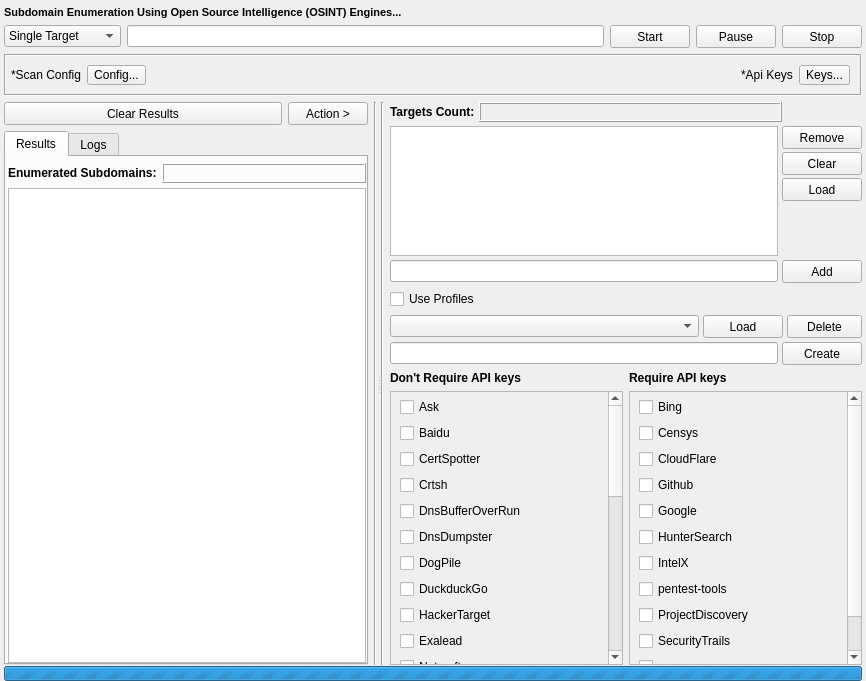
Old version of the form gui/src/engines/osint/Osint.ui in the repository 3nock/OTE.
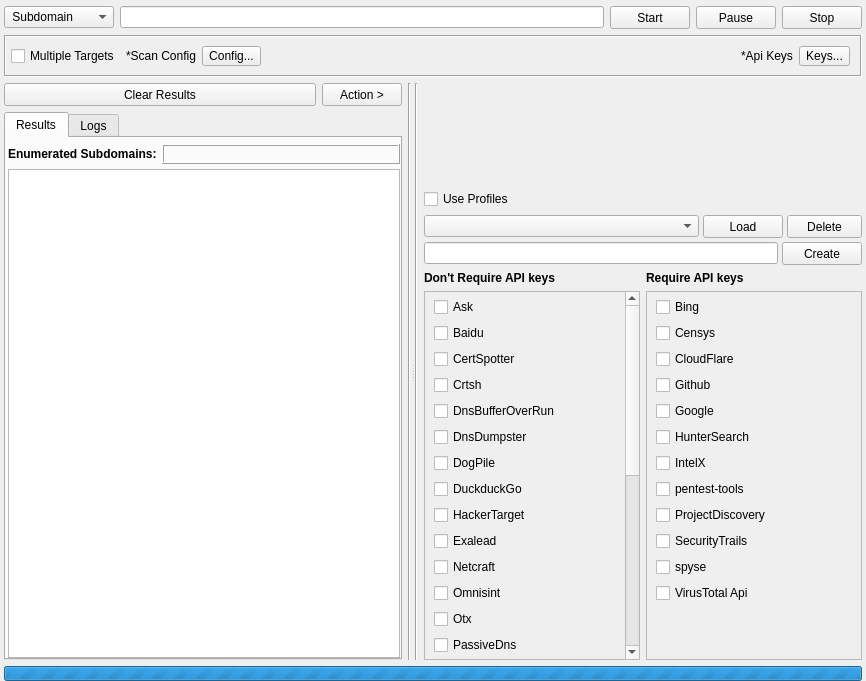
New version of the form. Custom widgets are drawn as their Qt base class.

Diff of the .ui file:
```diff
--- a/gui/src/engines/osint/Osint.ui
+++ b/gui/src/engines/osint/Osint.ui
@@ -29,40 +29,22 @@
    <property name="bottomMargin">
     <number>0</number>
    </property>
-   <item>
-    <widget class="QLabel" name="label_5">
-     <property name="sizePolicy">
-      <sizepolicy hsizetype="Preferred" vsizetype="Maximum">
-       <horstretch>0</horstretch>
-       <verstretch>0</verstretch>
-      </sizepolicy>
-     </property>
-     <property name="font">
-      <font>
-       <family>MS Shell Dlg 2</family>
-       <pointsize>8</pointsize>
-       <weight>75</weight>
-       <bold>true</bold>
-      </font>
-     </property>
-     <property name="styleSheet">
-      <string notr="true"/>
-     </property>
-     <property name="text">
-      <string>Subdomain Enumeration Using Open Source Intelligence (OSINT) Engines...</string>
-     </property>
-    </widget>
-   </item>
    <item>
     <layout class="QHBoxLayout" name="horizontalLayout_4">
      <item>
       <widget class="QComboBox" name="comboBox_target">
        <property name="minimumSize">
         <size>
-         <width>100</width>
+         <width>110</width>
          <height>20</height>
         </size>
        </property>
+       <property name="maximumSize">
+        <size>
+         <width>110</width>
+         <height>16777215</height>
+        </size>
+       </property>
        <property name="focusPolicy">
         <enum>Qt::NoFocus</enum>
        </property>
@@ -74,7 +56,7 @@
        </property>
        <item>
         <property name="text">
-         <string>Single Target</string>
+         <string> Subdomain</string>
         </property>
        </item>
        <item>
@@ -210,6 +192,13 @@
       <property name="rightMargin">
        <number>10</number>
       </property>
+      <item>
+       <widget class="QCheckBox" name="checkBoxMultipleTargets">
+        <property name="text">
+         <string>Multiple Targets</string>
+        </property>
+       </widget>
+      </item>
       <item>
        <widget class="QLabel" name="label">
         <property name="text">
@@ -278,11 +267,6 @@
     </widget>
    </item>
    <item>
-    <layout class="QVBoxLayout" name="verticalLayout_4">
-     <property name="spacing">
-      <number>1</number>
-     </property>
-     <item>
       <widget class="QSplitter" name="splitter">
        <property name="orientation">
         <enum>Qt::Horizontal</enum>
@@ -430,6 +414,9 @@
                    <property name="frameShadow">
                     <enum>QFrame::Raised</enum>
                    </property>
+                 <property name="midLineWidth">
+                  <number>0</number>
+                 </property>
                    <property name="text">
                     <string/>
                    </property>
@@ -594,251 +581,19 @@
           </widget>
          </item>
          <item>
-          <layout class="QVBoxLayout" name="verticalLayout_10">
+        <layout class="QVBoxLayout" name="verticalLayout_4">
            <item>
-            <widget class="QFrame" name="frame_targets">
-             <property name="frameShape">
-              <enum>QFrame::NoFrame</enum>
-             </property>
-             <property name="frameShadow">
-              <enum>QFrame::Sunken</enum>
-             </property>
-             <layout class="QVBoxLayout" name="verticalLayout_16">
-              <property name="spacing">
-               <number>4</number>
-              </property>
-              <property name="leftMargin">
-               <number>0</number>
-              </property>
-              <property name="topMargin">
-               <number>0</number>
-              </property>
-              <property name="rightMargin">
-               <number>0</number>
-              </property>
-              <property name="bottomMargin">
-               <number>0</number>
-              </property>
-              <item>
-               <layout class="QHBoxLayout" name="horizontalLayout_10">
-                <item>
-                 <widget class="QLabel" name="label_8">
-                  <property name="sizePolicy">
-                   <sizepolicy hsizetype="Maximum" vsizetype="Preferred">
-                    <horstretch>0</horstretch>
-                    <verstretch>0</verstretch>
-                   </sizepolicy>
-                  </property>
-                  <property name="minimumSize">
-                   <size>
-                    <width>70</width>
-                    <height>0</height>
-                   </size>
-                  </property>
-                  <property name="font">
-                   <font>
-                    <weight>75</weight>
-                    <bold>true</bold>
-                   </font>
-                  </property>
-                  <property name="styleSheet">
-                   <string notr="true"/>
-                  </property>
-                  <property name="text">
-                   <string>Targets Count:</string>
-                  </property>
-                 </widget>
-                </item>
-                <item>
-                 <widget class="QLabel" name="label_targetsCount">
+          <widget class="InputWidget" name="targets" native="true">
                   <property name="minimumSize">
                    <size>
                     <width>0</width>
-                    <height>0</height>
-                   </size>
-                  </property>
-                  <property name="styleSheet">
-                   <string notr="true"/>
-                  </property>
-                  <property name="frameShape">
-                   <enum>QFrame::Box</enum>
-                  </property>
-                  <property name="frameShadow">
-                   <enum>QFrame::Raised</enum>
-                  </property>
-                  <property name="text">
-                   <string/>
-                  </property>
+             <height>100</height>
+            </size>
+           </property>
                  </widget>
                 </item>
                 <item>
-                 <spacer name="horizontalSpacer_2">
-                  <property name="orientation">
-                   <enum>Qt::Horizontal</enum>
-                  </property>
-                  <property name="sizeType">
-                   <enum>QSizePolicy::Fixed</enum>
-                  </property>
-                  <property name="sizeHint" stdset="0">
-                   <size>
-                    <width>80</width>
-                    <height>20</height>
-                   </size>
-                  </property>
-                 </spacer>
-                </item>
-               </layout>
-              </item>
-              <item>
-               <layout class="QHBoxLayout" name="horizontalLayout_11">
-                <item>
-                 <widget class="QListWidget" name="listWidget_targets">
-                  <property name="focusPolicy">
-                   <enum>Qt::NoFocus</enum>
-                  </property>
-                  <property name="styleSheet">
-                   <string notr="true"/>
-                  </property>
-                  <property name="editTriggers">
-                   <set>QAbstractItemView::DoubleClicked</set>
-                  </property>
-                  <property name="selectionMode">
-                   <enum>QAbstractItemView::ExtendedSelection</enum>
-                  </property>
-                  <property name="verticalScrollMode">
-                   <enum>QAbstractItemView::ScrollPerPixel</enum>
-                  </property>
-                  <property name="horizontalScrollMode">
-                   <enum>QAbstractItemView::ScrollPerPixel</enum>
-                  </property>
-                 </widget>
-                </item>
-                <item>
-                 <layout class="QVBoxLayout" name="verticalLayout_17">
-                  <property name="spacing">
-                   <number>3</number>
-                  </property>
-                  <item>
-                   <widget class="QPushButton" name="pushButton_removeTargets">
-                    <property name="sizePolicy">
-                     <sizepolicy hsizetype="Fixed" vsizetype="Fixed">
-                      <horstretch>0</horstretch>
-                      <verstretch>0</verstretch>
-                     </sizepolicy>
-                    </property>
-                    <property name="minimumSize">
-                     <size>
-                      <width>75</width>
-                      <height>23</height>
-                     </size>
-                    </property>
-                    <property name="styleSheet">
-                     <string notr="true"/>
-                    </property>
-                    <property name="text">
-                     <string>Remove</string>
-                    </property>
-                   </widget>
-                  </item>
-                  <item>
-                   <widget class="QPushButton" name="pushButton_clearTargets">
-                    <property name="sizePolicy">
-                     <sizepolicy hsizetype="Fixed" vsizetype="Fixed">
-                      <horstretch>0</horstretch>
-                      <verstretch>0</verstretch>
-                     </sizepolicy>
-                    </property>
-                    <property name="minimumSize">
-                     <size>
-                      <width>75</width>
-                      <height>23</height>
-                     </size>
-                    </property>
-                    <property name="styleSheet">
-                     <string notr="true"/>
-                    </property>
-                    <property name="text">
-                     <string>Clear</string>
-                    </property>
-                   </widget>
-                  </item>
-                  <item>
-                   <widget class="QPushButton" name="pushButton_loadTargets">
-                    <property name="sizePolicy">
-                     <sizepolicy hsizetype="Fixed" vsizetype="Fixed">
-                      <horstretch>0</horstretch>
-                      <verstretch>0</verstretch>
-                     </sizepolicy>
-                    </property>
-                    <property name="minimumSize">
-                     <size>
-                      <width>75</width>
-                      <height>23</height>
-                     </size>
-                    </property>
-                    <property name="styleSheet">
-                     <string notr="true"/>
-                    </property>
-                    <property name="text">
-                     <string>Load</string>
-                    </property>
-                   </widget>
-                  </item>
-                  <item>
-                   <spacer name="verticalSpacer_3">
-                    <property name="orientation">
-                     <enum>Qt::Vertical</enum>
-                    </property>
-                    <property name="sizeHint" stdset="0">
-                     <size>
-                      <width>20</width>
-                      <height>40</height>
-                     </size>
-                    </property>
-                   </spacer>
-                  </item>
-                 </layout>
-                </item>
-               </layout>
-              </item>
-              <item>
-               <layout class="QHBoxLayout" name="horizontalLayout_12">
-                <item>
-                 <widget class="QLineEdit" name="lineEdit_multipleTargets">
-                  <property name="styleSheet">
-                   <string notr="true"/>
-                  </property>
-                 </widget>
-                </item>
-                <item>
-                 <widget class="QPushButton" name="pushButton_addTargets">
-                  <property name="sizePolicy">
-                   <sizepolicy hsizetype="Fixed" vsizetype="Fixed">
-                    <horstretch>0</horstretch>
-                    <verstretch>0</verstretch>
-                   </sizepolicy>
-                  </property>
-                  <property name="minimumSize">
-                   <size>
-                    <width>75</width>
-                    <height>23</height>
-                   </size>
-                  </property>
-                  <property name="styleSheet">
-                   <string notr="true"/>
-                  </property>
-                  <property name="text">
-                   <string>Add</string>
-                  </property>
-                 </widget>
-                </item>
-               </layout>
-              </item>
-             </layout>
-            </widget>
-           </item>
-           <item>
-            <widget class="QCheckBox" name="checkBox_useProfiles">
+          <widget class="QCheckBox" name="checkBoxUseProfiles">
              <property name="text">
               <string>Use Profiles</string>
              </property>
@@ -1064,7 +819,7 @@
                    <rect>
                     <x>0</x>
                     <y>0</y>
-                    <width>204</width>
+                  <width>184</width>
                     <height>654</height>
                    </rect>
                   </property>
@@ -1357,8 +1112,8 @@
                    <rect>
                     <x>0</x>
                     <y>0</y>
-                    <width>203</width>
-                    <height>286</height>
+                  <width>201</width>
+                  <height>310</height>
                    </rect>
                   </property>
                   <layout class="QVBoxLayout" name="verticalLayout_6">
@@ -1505,9 +1260,15 @@
       </widget>
      </item>
     </layout>
-   </item>
-  </layout>
  </widget>
+ <customwidgets>
+  <customwidget>
+   <class>InputWidget</class>
+   <extends>QWidget</extends>
+   <header>src/widgets/InputWidget.h</header>
+   <container>1</container>
+  </customwidget>
+ </customwidgets>
  <tabstops>
   <tabstop>lineEdit_domain</tabstop>
   <tabstop>pushButton_start</tabstop>
```
Left out of the diff: 62 changed lines with no effect on the pictures. Lines whose indentation alone changed are shown as unchanged.
